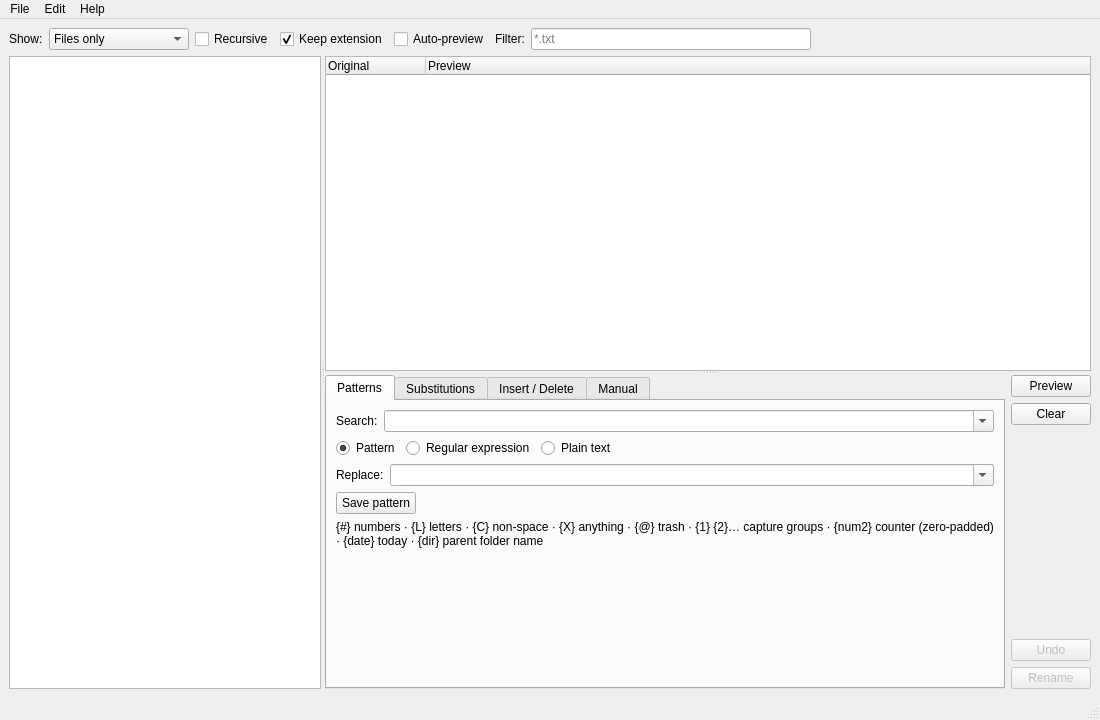
Above: src/pbrenamer/ui/main_window.ui from ppoilbarbe/PBRenamer before the change. Below: the same form after it.
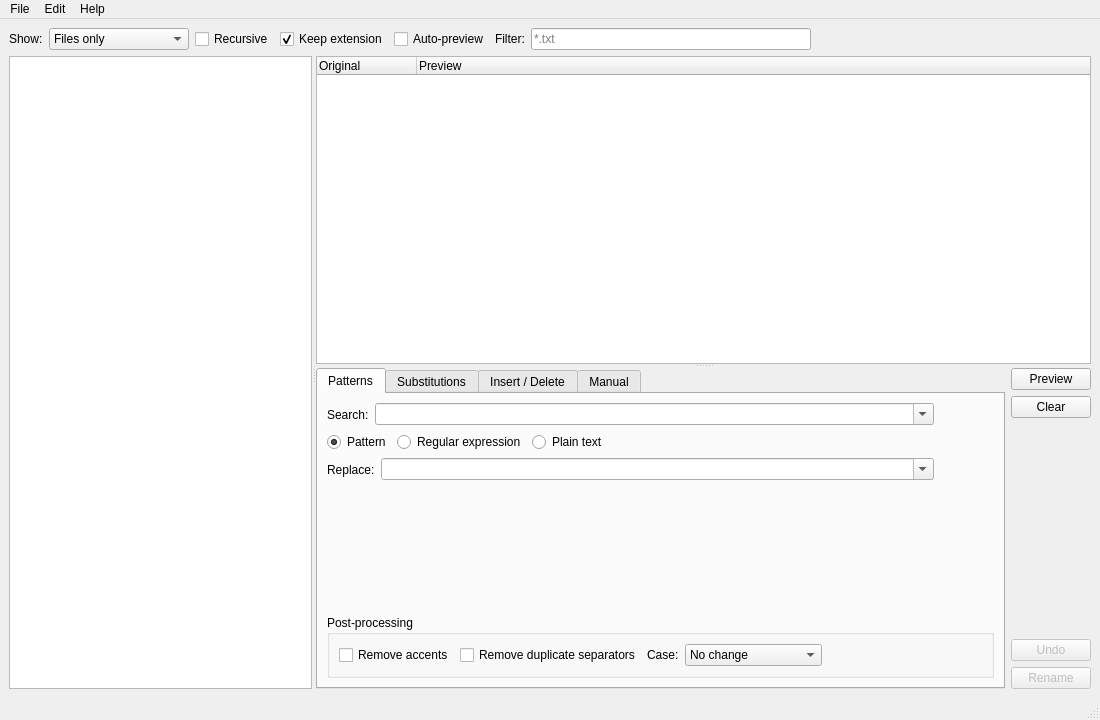
That is the form after the change.

Commit message: feat: post-processing group, pattern help dialogs, LRU history with mode

```diff
--- a/src/pbrenamer/ui/main_window.ui
+++ b/src/pbrenamer/ui/main_window.ui
@@ -148,6 +148,20 @@
                  <property name="statusTip"><string>Pattern to match against file names. Use tokens: {#} numbers, {L} letters, {C} non-space, {X} anything</string></property>
                 </widget>
                </item>
+               <item>
+                <widget class="QToolButton" name="btnSearchAdd">
+                 <property name="autoRaise"><bool>true</bool></property>
+                 <property name="toolTip"><string>Save to history</string></property>
+                 <property name="statusTip"><string>Add the current search pattern and mode to the drop-down history</string></property>
+                </widget>
+               </item>
+               <item>
+                <widget class="QToolButton" name="btnSearchHelp">
+                 <property name="autoRaise"><bool>true</bool></property>
+                 <property name="toolTip"><string>Search pattern help</string></property>
+                 <property name="statusTip"><string>Show help about search patterns (Pattern tokens, Regular expressions, Plain text)</string></property>
+                </widget>
+               </item>
               </layout>
              </item>
              <item>
@@ -204,35 +218,22 @@
                  <property name="statusTip"><string>Replacement pattern. Use {1} {2}… for capture groups, {num} for a counter, {date} for today's date, {dir} for the parent folder name</string></property>
                 </widget>
                </item>
-              </layout>
-             </item>
              <item>
-              <layout class="QHBoxLayout">
-               <item>
-                <widget class="QPushButton" name="btnSavePattern">
-                 <property name="text"><string>Save pattern</string></property>
-                 <property name="toolTip"><string>Save this pattern pair to the history</string></property>
-                 <property name="statusTip"><string>Add the current search and replace patterns to the drop-down history for reuse</string></property>
+                <widget class="QToolButton" name="btnReplaceAdd">
+                 <property name="autoRaise"><bool>true</bool></property>
+                 <property name="toolTip"><string>Save to history</string></property>
+                 <property name="statusTip"><string>Add the current replacement pattern to the drop-down history</string></property>
                 </widget>
                </item>
                <item>
-                <spacer>
-                 <property name="orientation"><enum>Qt::Horizontal</enum></property>
-                 <property name="sizeHint" stdset="0">
-                  <size><width>40</width><height>20</height></size>
-                 </property>
-                </spacer>
+                <widget class="QToolButton" name="btnReplaceHelp">
+                 <property name="autoRaise"><bool>true</bool></property>
+                 <property name="toolTip"><string>Replacement pattern help</string></property>
+                 <property name="statusTip"><string>Show help about replacement patterns (capture groups, counter, date, directory tokens)</string></property>
+                </widget>
                </item>
               </layout>
              </item>
-             <item>
-              <widget class="QLabel" name="lblPatternHelp">
-               <property name="text">
-                <string>{#} numbers · {L} letters · {C} non-space · {X} anything · {@} trash · {1} {2}… capture groups · {num2} counter (zero-padded) · {date} today · {dir} parent folder name</string>
-               </property>
-               <property name="wordWrap"><bool>true</bool></property>
-              </widget>
-             </item>
              <item>
               <spacer>
                <property name="orientation"><enum>Qt::Vertical</enum></property>
@@ -241,6 +242,52 @@
                </property>
               </spacer>
              </item>
+             <item>
+              <widget class="QGroupBox" name="grpPostProcess">
+               <property name="title"><string>Post-processing</string></property>
+               <property name="minimumHeight"><number>60</number></property>
+               <layout class="QHBoxLayout">
+                <item>
+                 <widget class="QCheckBox" name="chkRemoveAccents">
+                  <property name="text"><string>Remove accents</string></property>
+                  <property name="toolTip"><string>Strip diacritical marks</string></property>
+                  <property name="statusTip"><string>Convert accented characters to their ASCII equivalents (é→e, ü→u, etc.)</string></property>
+                 </widget>
+                </item>
+                <item>
+                 <widget class="QCheckBox" name="chkRemoveDuplicates">
+                  <property name="text"><string>Remove duplicate separators</string></property>
+                  <property name="toolTip"><string>Collapse consecutive separators</string></property>
+                  <property name="statusTip"><string>Collapse runs of identical separator characters (spaces, dots, dashes, underscores) into one</string></property>
+                 </widget>
+                </item>
+                <item>
+                 <widget class="QLabel">
+                  <property name="text"><string>Case:</string></property>
+                 </widget>
+                </item>
+                <item>
+                 <widget class="QComboBox" name="cmbCaps">
+                  <property name="toolTip"><string>Capitalization mode</string></property>
+                  <property name="statusTip"><string>Choose how to change the case of file names after applying the pattern</string></property>
+                  <item><property name="text"><string>No change</string></property></item>
+                  <item><property name="text"><string>UPPERCASE</string></property></item>
+                  <item><property name="text"><string>lowercase</string></property></item>
+                  <item><property name="text"><string>Capitalize first letter</string></property></item>
+                  <item><property name="text"><string>Title Case</string></property></item>
+                 </widget>
+                </item>
+                <item>
+                 <spacer>
+                  <property name="orientation"><enum>Qt::Horizontal</enum></property>
+                  <property name="sizeHint" stdset="0">
+                   <size><width>40</width><height>20</height></size>
+                  </property>
+                 </spacer>
+                </item>
+               </layout>
+              </widget>
+             </item>
             </layout>
            </widget>
 
@@ -249,8 +296,6 @@
             <attribute name="title"><string>Substitutions</string></attribute>
             <layout class="QVBoxLayout" name="layoutSubstitutions">
              <item>
-              <layout class="QHBoxLayout">
-               <item>
                 <widget class="QGroupBox" name="grpSpaces">
                  <property name="title"><string>Spaces</string></property>
                  <layout class="QHBoxLayout">
@@ -275,58 +320,6 @@
                   </item>
                  </layout>
                 </widget>
-               </item>
-               <item>
-                <widget class="QGroupBox" name="grpCaps">
-                 <property name="title"><string>Capitalization</string></property>
-                 <layout class="QHBoxLayout">
-                  <item>
-                   <widget class="QComboBox" name="cmbCaps">
-                    <property name="toolTip"><string>Capitalization mode</string></property>
-                    <property name="statusTip"><string>Choose how to change the case of file names</string></property>
-                    <item><property name="text"><string>UPPERCASE</string></property></item>
-                    <item><property name="text"><string>lowercase</string></property></item>
-                    <item><property name="text"><string>Capitalize first letter</string></property></item>
-                    <item><property name="text"><string>Title Case</string></property></item>
-                   </widget>
-                  </item>
-                  <item>
-                   <widget class="QPushButton" name="btnApplyCaps">
-                    <property name="text"><string>Apply</string></property>
-                    <property name="toolTip"><string>Apply capitalization</string></property>
-                    <property name="statusTip"><string>Apply the selected capitalization mode to the file list preview</string></property>
-                   </widget>
-                  </item>
-                 </layout>
-                </widget>
-               </item>
-              </layout>
-             </item>
-             <item>
-              <layout class="QHBoxLayout">
-               <item>
-                <widget class="QPushButton" name="btnRemoveAccents">
-                 <property name="text"><string>Remove accents</string></property>
-                 <property name="toolTip"><string>Strip diacritical marks</string></property>
-                 <property name="statusTip"><string>Convert accented characters to their ASCII equivalents (é→e, ü→u, etc.)</string></property>
-                </widget>
-               </item>
-               <item>
-                <widget class="QPushButton" name="btnRemoveDuplicates">
-                 <property name="text"><string>Remove duplicate separators</string></property>
-                 <property name="toolTip"><string>Collapse consecutive separators</string></property>
-                 <property name="statusTip"><string>Collapse runs of identical separator characters (spaces, dots, dashes, underscores) into one</string></property>
-                </widget>
-               </item>
-               <item>
-                <spacer>
-                 <property name="orientation"><enum>Qt::Horizontal</enum></property>
-                 <property name="sizeHint" stdset="0">
-                  <size><width>40</width><height>20</height></size>
-                 </property>
-                </spacer>
-               </item>
-              </layout>
              </item>
              <item>
               <spacer>
```
Lines whose indentation alone changed are shown as unchanged. The commit also changes 10 other files.
